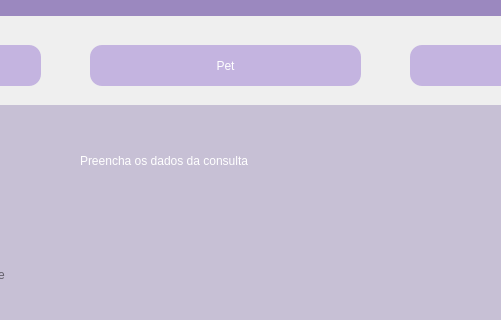
This is VeterinaryScheduleSystem/cadastropet.ui in brenoafsa/VeterinaryScheduleSystem as Qt 5 draws it before an edit; both pictures show x 570 to 1071 and y 95 to 415 of the 1302 by 619 pixel window. The edited form follows.
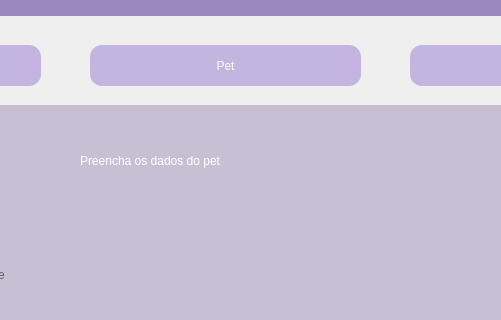
This is the edited form.

Commit message: Correção cadastro pet.

```diff
--- a/VeterinaryScheduleSystem/cadastropet.ui
+++ b/VeterinaryScheduleSystem/cadastropet.ui
@@ -303,7 +303,7 @@
      <string notr="true">font: 15pt &quot;Trebuchet MS&quot;; color: #ffffff</string>
     </property>
     <property name="text">
-     <string>Preencha os dados da consulta</string>
+     <string>Preencha os dados do pet</string>
     </property>
    </widget>
    <widget class="QWidget" name="verticalLayoutWidget">
```
